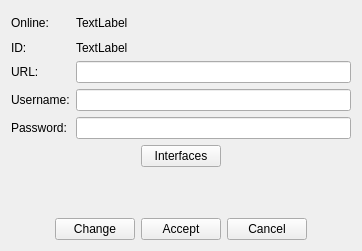
ekushko/qt-vxlan-mtd-old, file src/VMTD/VMTD/device/nxapi/VMTDNxApiDeviceForm.ui: the form before one commit.
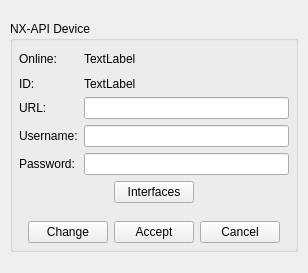
The form after the commit. Icons and pictures are not drawn.

Diff of the .ui file:
```diff
--- a/src/VMTD/VMTD/device/nxapi/VMTDNxApiDeviceForm.ui
+++ b/src/VMTD/VMTD/device/nxapi/VMTDNxApiDeviceForm.ui
@@ -6,14 +6,97 @@
    <rect>
     <x>0</x>
     <y>0</y>
-    <width>362</width>
-    <height>251</height>
+    <width>308</width>
+    <height>273</height>
    </rect>
   </property>
   <property name="windowTitle">
    <string>Form</string>
   </property>
+  <property name="windowIcon">
+   <iconset resource="../../../resources/VMTDResources.qrc">
+    <normaloff>:/favicon.ico</normaloff>:/favicon.ico</iconset>
+  </property>
+  <layout class="QHBoxLayout" name="horizontalLayout">
+   <property name="spacing">
+    <number>0</number>
+   </property>
+   <property name="leftMargin">
+    <number>0</number>
+   </property>
+   <property name="topMargin">
+    <number>0</number>
+   </property>
+   <property name="rightMargin">
+    <number>0</number>
+   </property>
+   <property name="bottomMargin">
+    <number>0</number>
+   </property>
+   <item>
+    <spacer name="_7">
+     <property name="orientation">
+      <enum>Qt::Horizontal</enum>
+     </property>
+     <property name="sizeHint" stdset="0">
+      <size>
+       <width>27</width>
+       <height>20</height>
+      </size>
+     </property>
+    </spacer>
+   </item>
+   <item>
+    <layout class="QVBoxLayout" name="vl_1">
+     <property name="spacing">
+      <number>0</number>
+     </property>
+     <item>
+      <spacer name="_14">
+       <property name="orientation">
+        <enum>Qt::Vertical</enum>
+       </property>
+       <property name="sizeHint" stdset="0">
+        <size>
+         <width>20</width>
+         <height>40</height>
+        </size>
+       </property>
+      </spacer>
+     </item>
+     <item>
+      <widget class="QWidget" name="w_1" native="true">
+       <property name="minimumSize">
+        <size>
+         <width>306</width>
+         <height>0</height>
+        </size>
+       </property>
+       <property name="maximumSize">
+        <size>
+         <width>306</width>
+         <height>16777215</height>
+        </size>
+       </property>
+       <layout class="QVBoxLayout" name="verticalLayout_3">
+        <item>
+         <widget class="QGroupBox" name="gbNxApiDevice">
+          <property name="title">
+           <string>NX-API Device</string>
+          </property>
   <layout class="QVBoxLayout" name="verticalLayout">
+           <property name="leftMargin">
+            <number>6</number>
+           </property>
+           <property name="topMargin">
+            <number>6</number>
+           </property>
+           <property name="rightMargin">
+            <number>6</number>
+           </property>
+           <property name="bottomMargin">
+            <number>6</number>
+           </property>
    <item>
     <widget class="QWidget" name="wMain" native="true">
      <layout class="QGridLayout" name="gridLayout">
@@ -141,10 +224,13 @@
      <property name="orientation">
       <enum>Qt::Vertical</enum>
      </property>
+             <property name="sizeType">
+              <enum>QSizePolicy::Fixed</enum>
+             </property>
      <property name="sizeHint" stdset="0">
       <size>
        <width>20</width>
-       <height>29</height>
+               <height>12</height>
       </size>
      </property>
     </spacer>
@@ -216,6 +302,42 @@
    </item>
   </layout>
  </widget>
- <resources/>
+        </item>
+       </layout>
+      </widget>
+     </item>
+     <item>
+      <spacer name="_13">
+       <property name="orientation">
+        <enum>Qt::Vertical</enum>
+       </property>
+       <property name="sizeHint" stdset="0">
+        <size>
+         <width>20</width>
+         <height>40</height>
+        </size>
+       </property>
+      </spacer>
+     </item>
+    </layout>
+   </item>
+   <item>
+    <spacer name="_12">
+     <property name="orientation">
+      <enum>Qt::Horizontal</enum>
+     </property>
+     <property name="sizeHint" stdset="0">
+      <size>
+       <width>27</width>
+       <height>20</height>
+      </size>
+     </property>
+    </spacer>
+   </item>
+  </layout>
+ </widget>
+ <resources>
+  <include location="../../../resources/VMTDResources.qrc"/>
+ </resources>
  <connections/>
 </ui>
```
Left out of the diff: 14 changed lines with no effect on the pictures. Lines whose indentation alone changed are shown as unchanged.
